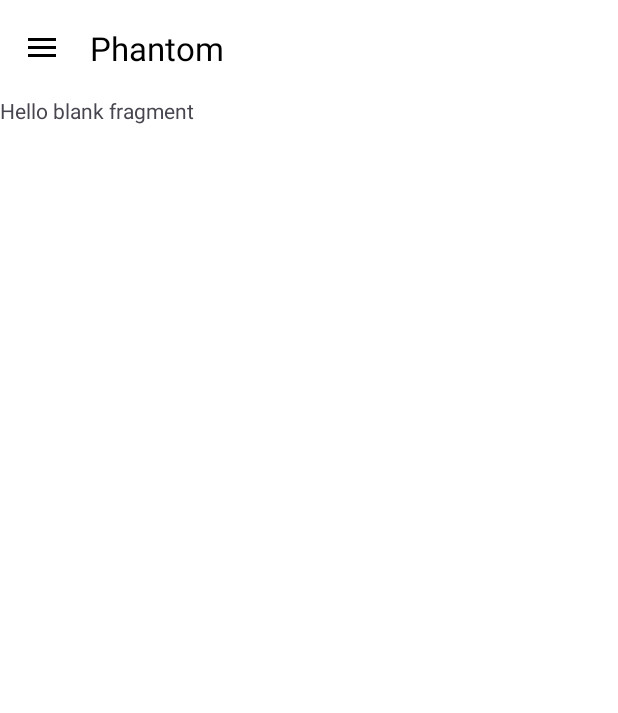
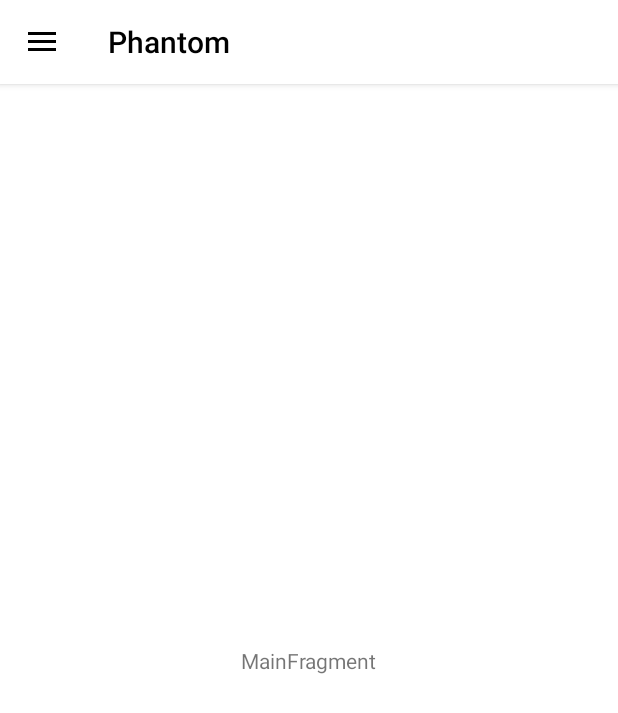
Before and after one commit to BlackGhost0051/Phantom, an Android app: the screen it shows after launch (MainActivity), on a phone screen of 412 x 824 dp. Shown: the top 713 px of the screen. Run offline under Robolectric (Android 15) with nearby library versions, the phone set to English and light mode, and no system bars.

Commit message:
Mod style

```diff
--- a/app/src/main/res/layout/activity_main.xml
+++ b/app/src/main/res/layout/activity_main.xml
@@ -36,6 +36,7 @@
     </LinearLayout>
 
     <com.google.android.material.navigation.NavigationView
+        android:layout_marginTop="40dp"
         android:layout_width="wrap_content"
         android:layout_gravity="start"
         app:menu="@menu/menu_bar"
--- a/app/src/main/res/layout/fragment_main.xml
+++ b/app/src/main/res/layout/fragment_main.xml
@@ -1,14 +1,21 @@
 <?xml version="1.0" encoding="utf-8"?>
-<FrameLayout xmlns:android="http://schemas.android.com/apk/res/android"
+<androidx.constraintlayout.widget.ConstraintLayout xmlns:android="http://schemas.android.com/apk/res/android"
+    xmlns:app="http://schemas.android.com/apk/res-auto"
     xmlns:tools="http://schemas.android.com/tools"
     android:layout_width="match_parent"
     android:layout_height="match_parent"
     tools:context=".Fragments.MainFragment">
 
-    <!-- TODO: Update blank fragment layout -->
+
     <TextView
-        android:layout_width="match_parent"
-        android:layout_height="match_parent"
-        android:text="@string/hello_blank_fragment" />
+        android:layout_width="wrap_content"
+        android:layout_height="wrap_content"
+        android:layout_marginEnd="0dp"
+        android:layout_marginBottom="0dp"
+        android:text="MainFragment"
+        app:layout_constraintBottom_toBottomOf="parent"
+        app:layout_constraintEnd_toEndOf="parent"
+        app:layout_constraintStart_toStartOf="parent"
+        app:layout_constraintTop_toTopOf="parent" />
 
-</FrameLayout>
+</androidx.constraintlayout.widget.ConstraintLayout>
--- a/app/src/main/res/layout/fragment_settings.xml
+++ b/app/src/main/res/layout/fragment_settings.xml
@@ -1,8 +1,9 @@
 <?xml version="1.0" encoding="utf-8"?>
-<FrameLayout xmlns:android="http://schemas.android.com/apk/res/android"
+<androidx.constraintlayout.widget.ConstraintLayout xmlns:android="http://schemas.android.com/apk/res/android"
+    xmlns:app="http://schemas.android.com/apk/res-auto"
     xmlns:tools="http://schemas.android.com/tools"
     android:layout_width="match_parent"
     android:layout_height="match_parent"
     tools:context=".Fragments.SettingsFragment">
 
-</FrameLayout>
+</androidx.constraintlayout.widget.ConstraintLayout>
--- a/app/src/main/res/values-night/themes.xml
+++ /dev/null
@@ -1,7 +0,0 @@
-<resources xmlns:tools="http://schemas.android.com/tools">
-    <!-- Base application theme. -->
-    <style name="Base.Theme.Phantom" parent="Theme.Material3.DayNight.NoActionBar">
-        <!-- Customize your dark theme here. -->
-        <!-- <item name="colorPrimary">@color/my_dark_primary</item> -->
-    </style>
-</resources>
--- a/app/src/main/res/values/themes.xml
+++ b/app/src/main/res/values/themes.xml
@@ -1,8 +1,9 @@
 <resources xmlns:tools="http://schemas.android.com/tools">
     <!-- Base application theme. -->
-    <style name="Base.Theme.Phantom" parent="Theme.Material3.DayNight.NoActionBar">
+    <style name="Base.Theme.Phantom" parent="Theme.AppCompat.DayNight.NoActionBar">
         <!-- Customize your light theme here. -->
         <!-- <item name="colorPrimary">@color/my_light_primary</item> -->
+        <item name="android:statusBarColor">@color/black</item>
     </style>
 
     <style name="Theme.Phantom" parent="Base.Theme.Phantom" />
```
Also changed, not shown: app/src/main/res/layout/header.xml (+18 -1 lines).
